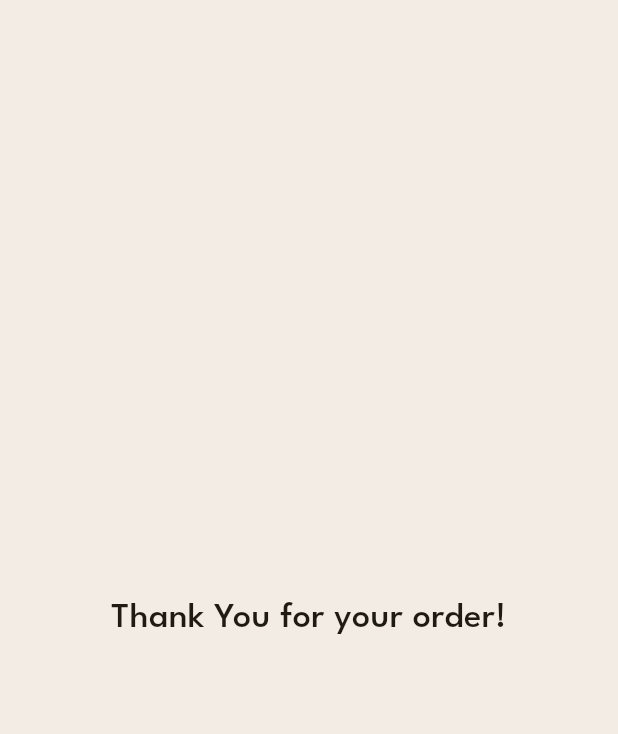
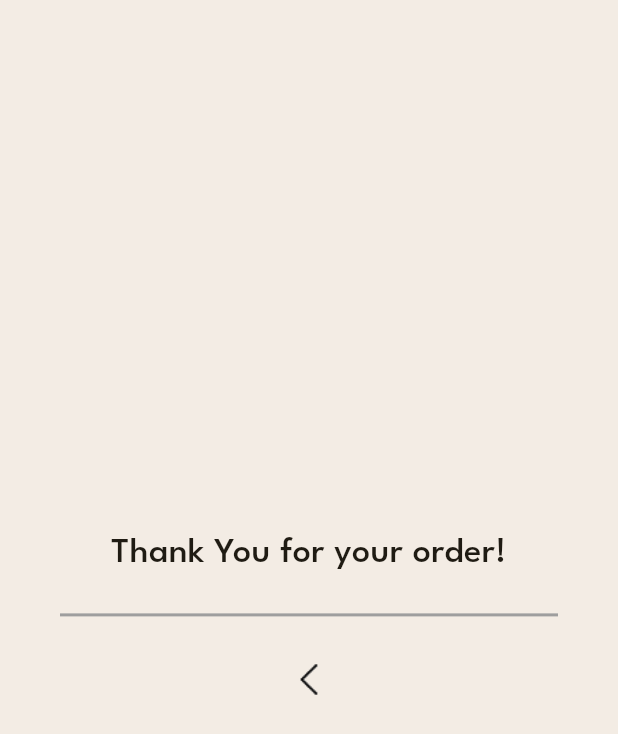
Before and after one commit to MateuszWik/Prossciutto_, a Flutter app: the Order screen opened directly, on a phone screen of 412 x 824 dp. Shown: the top 734 px of the screen. Run offline on Flutter 3.47's test engine with Material 3 defaults, Android fonts, the phone set to English and light mode, and no system bars; our stand-ins replace get_storage; accounts and stored records are empty.

Commit message:
Merge remote-tracking branch 'origin/main'

```diff
--- a/lib/order.dart
+++ b/lib/order.dart
@@ -1,4 +1,5 @@
 import 'package:flutter/material.dart';
+import 'main.dart';
 
 class Order extends StatelessWidget {
   const Order({super.key});
@@ -6,13 +7,47 @@ class Order extends StatelessWidget {
   @override
   Widget build(BuildContext context) {
     return Scaffold(
-      body: Center(
-        child: Text(
-          'Thank You for your order!',
-          textAlign: TextAlign.center,
-          style: TextStyle(
-              fontSize: 24,
-            fontFamily: 'LeagueSpartan'),
+      backgroundColor: Color(0xFFF3ece4), // Beżowe tło
+      body: SafeArea(
+        child: Center(
+          child: Column(
+            mainAxisSize: MainAxisSize.min,
+            children: [
+              Text(
+                'Thank You for your order!',
+                textAlign: TextAlign.center,
+                style: TextStyle(
+                  fontSize: 24,
+                  fontFamily: 'LeagueSpartan',
+                ),
+              ),
+              SizedBox(height: 16),
+              Divider(
+                color: Colors.grey,
+                thickness: 2,
+                indent: 40,
+                endIndent: 40,
+              ),
+              SizedBox(height: 16),
+              Center(
+                child: InkWell(
+                  onTap: () {
+                    Navigator.pushReplacement(
+                      context,
+                      MaterialPageRoute(builder: (context) => Menu()),
+                    );
+                  },
+                  child: Padding(
+                    padding: const EdgeInsets.all(8.0),
+                    child: Image.asset(
+                      "assets/images/left_arrow.png",
+                      width: 24,
+                    ),
+                  ),
+                ),
+              ),
+            ],
+          ),
         ),
       ),
     );
--- a/lib/singup.dart
+++ b/lib/singup.dart
@@ -89,7 +89,7 @@ class _SignUpScreenState extends State<SignUpScreen> {
                 child: Column(
                   mainAxisAlignment: MainAxisAlignment.start,
                   children: [
-                    const SizedBox(height: 15),
+                    const SizedBox(height: 9),
                     Padding(
                       padding: const EdgeInsets.only(top: 25),
                       child: Align(
```
Also changed, not shown: lib/miniatures.dart (+17 -8 lines).
